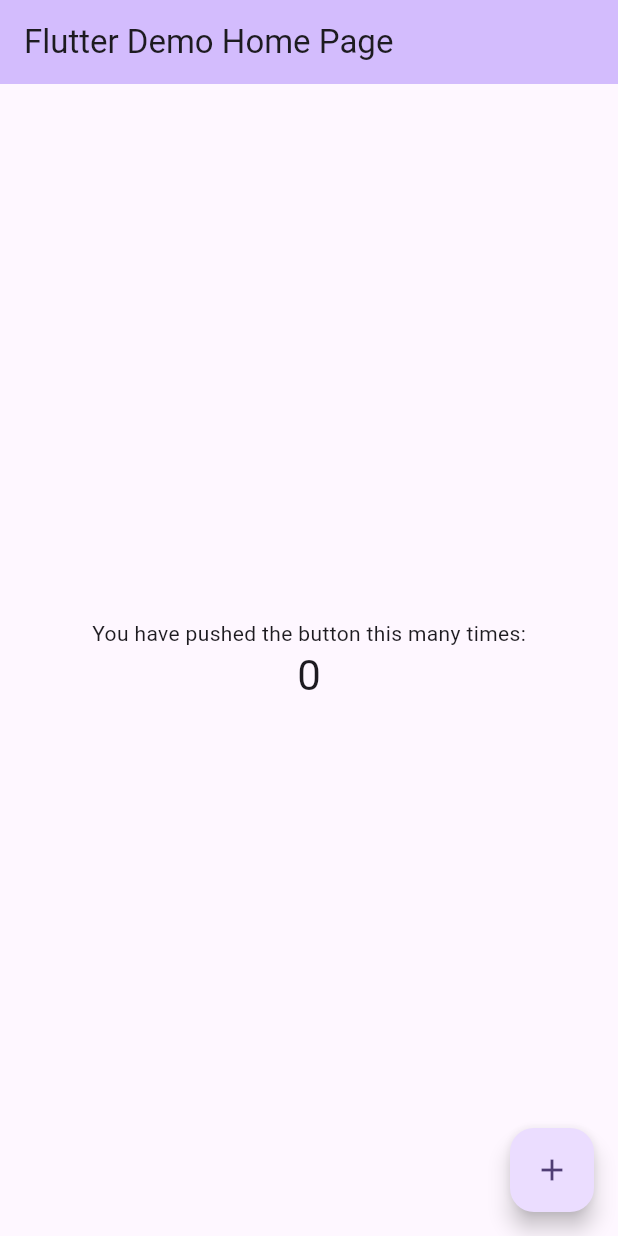
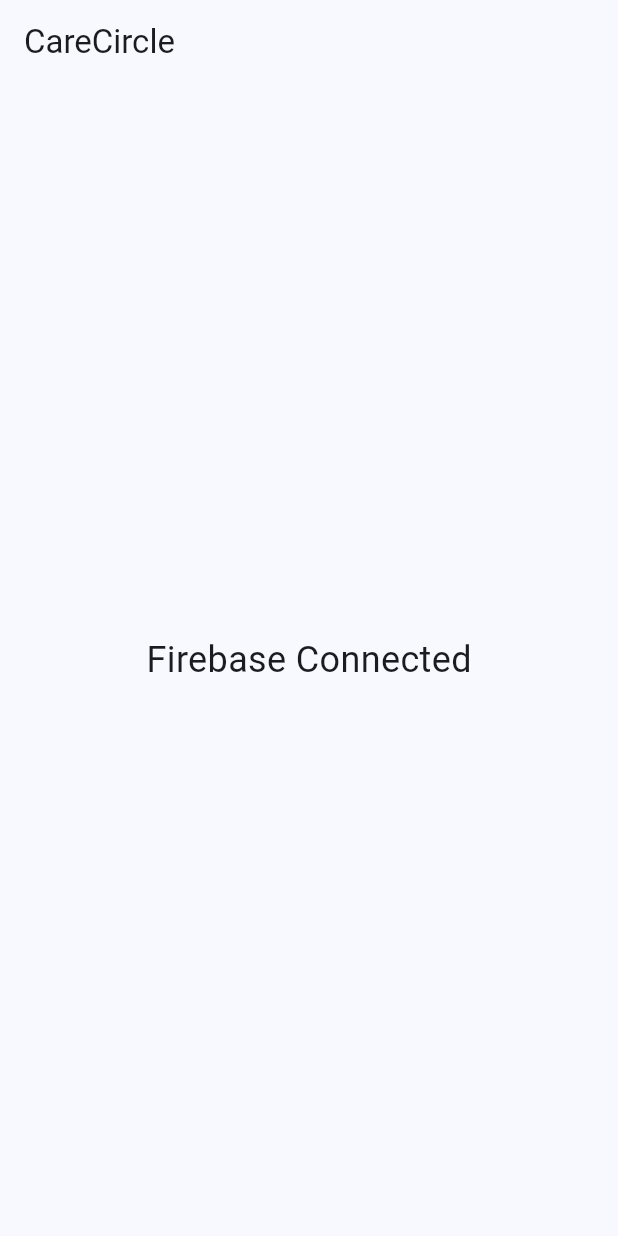
Before and after one commit to abhisreesajay/CareCircle, a Flutter app: the screen it shows after launch, on a phone screen of 412 x 824 dp. Run offline on Flutter 3.47's test engine with Material 3 defaults, Android fonts, the phone set to English and light mode, and no system bars; our stand-ins replace firebase_core; accounts and stored records are empty.

Commit message:
feat: initialize Firebase for caregiver app

```diff
--- a/lib/main.dart
+++ b/lib/main.dart
@@ -1,121 +1,50 @@
 import 'package:flutter/material.dart';
+import 'package:firebase_core/firebase_core.dart';
+import 'firebase_options.dart';
 
-void main() {
-  runApp(const MyApp());
+void main() async {
+  WidgetsFlutterBinding.ensureInitialized();
+
+  await Firebase.initializeApp(
+    options: DefaultFirebaseOptions.currentPlatform,
+  );
+
+  runApp(const CareCircleApp());
 }
 
-class MyApp extends StatelessWidget {
-  const MyApp({super.key});
+class CareCircleApp extends StatelessWidget {
+  const CareCircleApp({super.key});
 
-  // This widget is the root of your application.
   @override
   Widget build(BuildContext context) {
     return MaterialApp(
-      title: 'Flutter Demo',
+      title: 'CareCircle',
+      debugShowCheckedModeBanner: false,
       theme: ThemeData(
-        // This is the theme of your application.
-        //
-        // TRY THIS: Try running your application with "flutter run". You'll see
-        // the application has a purple toolbar. Then, without quitting the app,
-        // try changing the seedColor in the colorScheme below to Colors.green
-        // and then invoke "hot reload" (save your changes or press the "hot
-        // reload" button in a Flutter-supported IDE, or press "r" if you used
-        // the command line to start the app).
-        //
-        // Notice that the counter didn't reset back to zero; the application
-        // state is not lost during the reload. To reset the state, use hot
-        // restart instead.
-        //
-        // This works for code too, not just values: Most code changes can be
-        // tested with just a hot reload.
-        colorScheme: .fromSeed(seedColor: Colors.deepPurple),
+        colorScheme: ColorScheme.fromSeed(
+          seedColor: Colors.blue,
+        ),
+        useMaterial3: true,
       ),
-      home: const MyHomePage(title: 'Flutter Demo Home Page'),
+      home: const HomePage(),
     );
   }
 }
 
-class MyHomePage extends StatefulWidget {
-  const MyHomePage({super.key, required this.title});
-
-  // This widget is the home page of your application. It is stateful, meaning
-  // that it has a State object (defined below) that contains fields that affect
-  // how it looks.
-
-  // This class is the configuration for the state. It holds the values (in this
-  // case the title) provided by the parent (in this case the App widget) and
-  // used by the build method of the State. Fields in a Widget subclass are
-  // always marked "final".
-
-  final String title;
-
-  @override
-  State<MyHomePage> createState() => _MyHomePageState();
-}
-
-class _MyHomePageState extends State<MyHomePage> {
-  int _counter = 0;
-
-  void _incrementCounter() {
-    setState(() {
-      // This call to setState tells the Flutter framework that something has
-      // changed in this State, which causes it to rerun the build method below
-      // so that the display can reflect the updated values. If we changed
-      // _counter without calling setState(), then the build method would not be
-      // called again, and so nothing would appear to happen.
-      _counter++;
-    });
-  }
+class HomePage extends StatelessWidget {
+  const HomePage({super.key});
 
   @override
   Widget build(BuildContext context) {
-    // This method is rerun every time setState is called, for instance as done
-    // by the _incrementCounter method above.
-    //
-    // The Flutter framework has been optimized to make rerunning build methods
-    // fast, so that you can just rebuild anything that needs updating rather
-    // than having to individually change instances of widgets.
     return Scaffold(
       appBar: AppBar(
-        // TRY THIS: Try changing the color here to a specific color (to
-        // Colors.amber, perhaps?) and trigger a hot reload to see the AppBar
-        // change color while the other colors stay the same.
-        backgroundColor: Theme.of(context).colorScheme.inversePrimary,
-        // Here we take the value from the MyHomePage object that was created by
-        // the App.build method, and use it to set our appbar title.
-        title: Text(widget.title),
+        title: const Text('CareCircle'),
       ),
-      body: Center(
-        // Center is a layout widget. It takes a single child and positions it
-        // in the middle of the parent.
-        child: Column(
-          // Column is also a layout widget. It takes a list of children and
-          // arranges them vertically. By default, it sizes itself to fit its
-          // children horizontally, and tries to be as tall as its parent.
-          //
-          // Column has various properties to control how it sizes itself and
-          // how it positions its children. Here we use mainAxisAlignment to
-          // center the children vertically; the main axis here is the vertical
-          // axis because Columns are vertical (the cross axis would be
-          // horizontal).
-          //
-          // TRY THIS: Invoke "debug painting" (choose the "Toggle Debug Paint"
-          // action in the IDE, or press "p" in the console), to see the
-          // wireframe for each widget.
-          mainAxisAlignment: .center,
-          children: [
-            const Text('You have pushed the button this many times:'),
-            Text(
-              '$_counter',
-              style: Theme.of(context).textTheme.headlineMedium,
-            ),
-          ],
+      body: const Center(
+        child: Text(
+          'Firebase Connected',
+          style: TextStyle(fontSize: 24),
         ),
-      ),
-      floatingActionButton: FloatingActionButton(
-        onPressed: _incrementCounter,
-        tooltip: 'Increment',
-        child: const Icon(Icons.add),
       ),
     );
   }
--- a/pubspec.yaml
+++ b/pubspec.yaml
@@ -35,6 +35,8 @@ dependencies:
   # Use with the CupertinoIcons class for iOS style icons.
   cupertino_icons: ^1.0.8
   firebase_messaging: ^16.6.0
+  firebase_core: ^4.14.0
+  cloud_firestore: ^6.9.0
 
 dev_dependencies:
   flutter_test:
```
Also changed, not shown: pubspec.lock, 4 other files.
